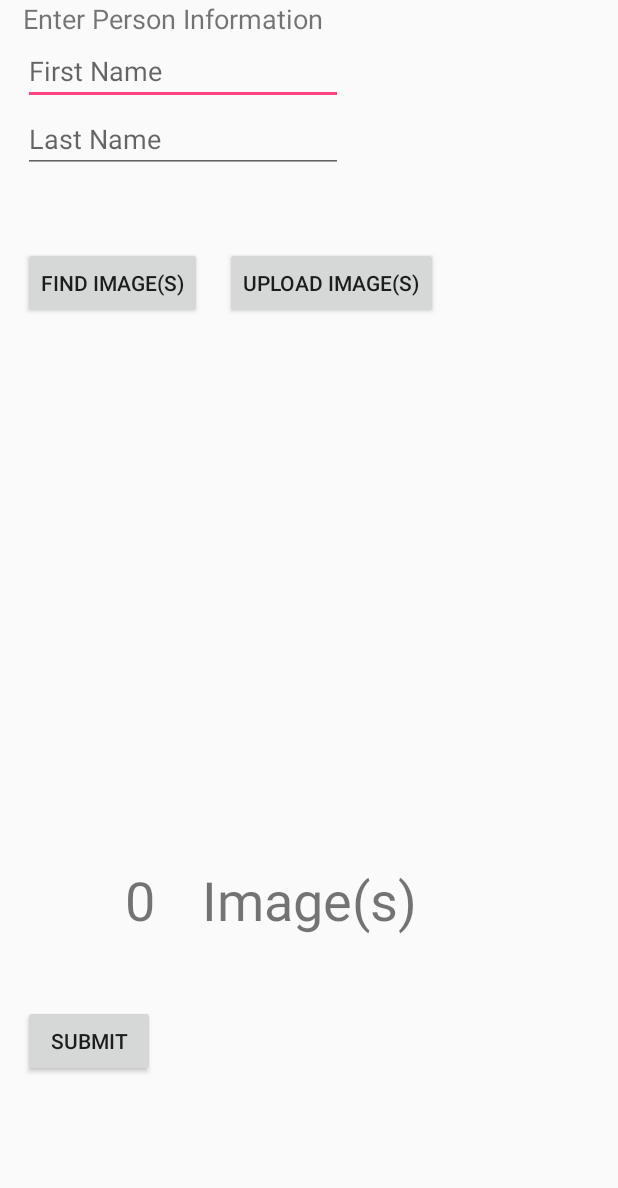
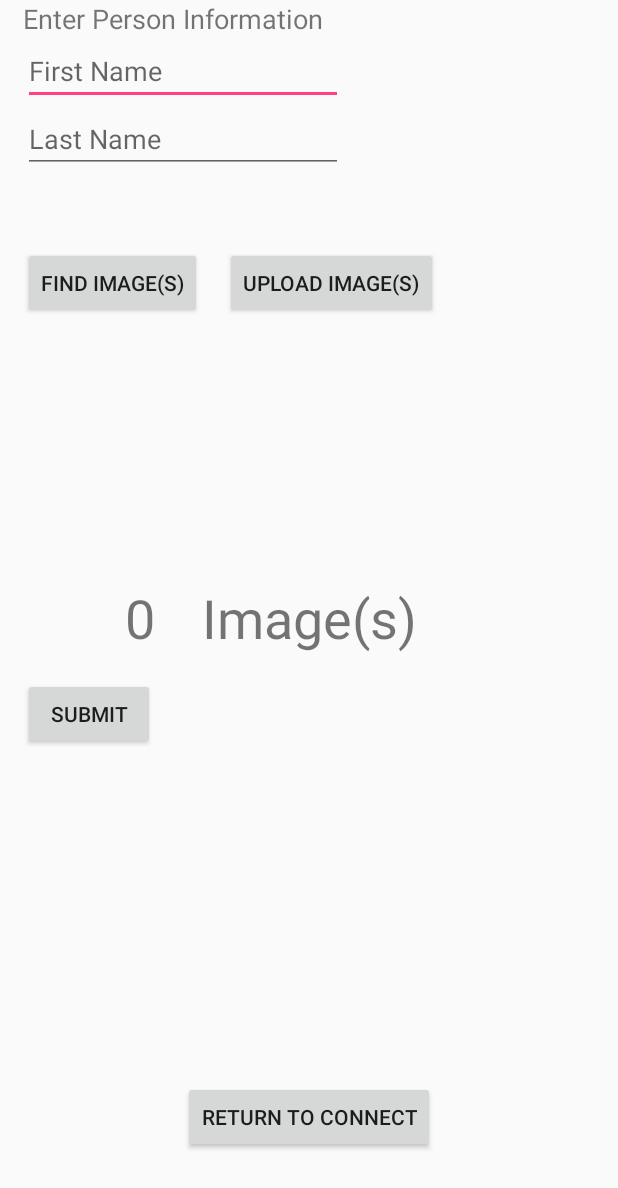
Before and after one commit to tnyyssela/Polly2, an Android app: the screen it shows after launch (ConfigureSearchSubjectActivity), after a tap on "FIND PERSON", on a phone screen of 412 x 824 dp. Shown: the top 1188 px of the screen. Run offline under Robolectric (Android 15) with nearby library versions, the phone set to English and light mode, and no system bars; libraries missing offline, so code that uses them is left out: dji.common.error, dji.sdk.base, dji.sdk.camera, dji.sdk.products, dji.sdk.sdkmanager; 1 statement that could not run was skipped.

Commit message:
add call to train person group to solidify changes in AI before initiating tracking

```diff
--- a/PollyDroid/app/src/main/AndroidManifest.xml
+++ b/PollyDroid/app/src/main/AndroidManifest.xml
@@ -89,6 +89,7 @@
         <service android:name=".IdentifyFacePersonService" android:exported="false"/>
         <service android:name=".AddFaceToPersonService" android:exported="false"/>
         <service android:name=".AddPersonService" android:exported="false"/>
+        <service android:name=".TrainPersonGroupService" android:exported="false"/>
 
     </application>
 
--- a/PollyDroid/app/src/main/java/com/slalom/polly/ConfigureSearchSubjectActivity.java
+++ b/PollyDroid/app/src/main/java/com/slalom/polly/ConfigureSearchSubjectActivity.java
@@ -5,10 +5,7 @@ import android.content.ClipData;
 import android.content.Intent;
 import android.graphics.Bitmap;
 import android.graphics.BitmapFactory;
-import android.graphics.Canvas;
-import android.graphics.ColorMatrix;
-import android.graphics.ColorMatrixColorFilter;
-import android.graphics.Paint;
+
 import android.net.Uri;
 import android.os.Bundle;
 import android.os.Handler;
@@ -19,31 +16,27 @@ import android.widget.EditText;
 import android.widget.TextView;
 import android.widget.Toast;
 
-import org.opencv.core.Mat;
-import org.opencv.core.MatOfByte;
-import org.opencv.imgcodecs.Imgcodecs;
-import org.opencv.imgproc.Imgproc;
-
 import java.io.ByteArrayOutputStream;
 import java.io.InputStream;
 import java.util.ArrayList;
 import java.util.HashMap;
 import java.util.Map;
 
-public class ConfigureSearchSubjectActivity extends Activity implements ServiceResultReceiver.Receiver {
+public class ConfigureSearchSubjectActivity extends Activity implements View.OnClickListener, ServiceResultReceiver.Receiver {
     //Image loading result to pass to startActivityForResult method
     public static final int LOAD_IMAGE_RESULTS = 1;
-
+    private static final String TAG = "ConfigureSearchActivity";
 
     private ServiceResultReceiver serviceReceiver;
     private Handler handler;
 
-    private Button uploadImagesButton;
-    private Button findImagesButton;
-    private Button submitButton;
+    private Button trackPersonButton;
     private EditText firstNameInput;
     private EditText lastNameInput;
     private TextView imageCountText;
+
+    private String personName;
+    private String personId;
 
     private ArrayList<byte[]> faceBuffers;
     private Map<String, Integer> faceMap;
@@ -70,12 +63,25 @@ public class ConfigureSearchSubjectActivity extends Activity implements ServiceR
 
         imageCountText = (TextView)findViewById(R.id.text_image_count);
 
-        uploadImagesButton = (Button)findViewById(R.id.btn_upload_images);
+        trackPersonButton = (Button)findViewById(R.id.btn_track_person);
 
-        uploadImagesButton.setOnClickListener(new View.OnClickListener() {
+    }
 
-            @Override
-            public void onClick(View arg0) {
+    @Override
+    public void onClick(View v) {
+        switch (v.getId()) {
+
+            case R.id.btn_find_images: {
+                if(firstNameInput.getText().length() <= 0 || lastNameInput.getText().length() <= 0) {
+                    showToast("Enter a name.");
+                    return;
+                }
+
+                //FIND IMAGES VIA SOCIAL MEDIA INTEGRATION
+                showToast("Not implemented yet, use upload function instead.");
+                break;
+            }
+            case R.id.btn_upload_images: {
                 if(firstNameInput.getText().length() <= 0 || lastNameInput.getText().length() <= 0) {
                     showToast("please enter a name");
                     return;
@@ -86,31 +92,9 @@ public class ConfigureSearchSubjectActivity extends Activity implements ServiceR
                 intent.putExtra(Intent.EXTRA_ALLOW_MULTIPLE, true);
                 intent.setAction(Intent.ACTION_GET_CONTENT);
                 startActivityForResult(Intent.createChooser(intent,"Select Picture"), LOAD_IMAGE_RESULTS);
+                break;
             }
-        });
-
-        findImagesButton = (Button)findViewById(R.id.btn_find_images);
-
-        findImagesButton.setOnClickListener(new View.OnClickListener() {
-
-            @Override
-            public void onClick(View arg0) {
-                if(firstNameInput.getText().length() <= 0 || lastNameInput.getText().length() <= 0) {
-                    showToast("Enter a name.");
-                    return;
-                }
-
-                //FIND IMAGES VIA SOCIAL MEDIA INTEGRATION
-                showToast("Not implemented yet, use upload function instead.");
-            }
-        });
-
-        submitButton = (Button)findViewById(R.id.btn_submit);
-
-        submitButton.setOnClickListener(new View.OnClickListener() {
-
-            @Override
-            public void onClick(View arg0) {
+            case R.id.btn_submit: {
                 if(firstNameInput.getText().length() <= 0 || lastNameInput.getText().length() <= 0) {
                     showToast("Enter a name.");
                     return;
@@ -121,12 +105,41 @@ public class ConfigureSearchSubjectActivity extends Activity implements ServiceR
                 }
 
                 submitImagesForProcessing();
+                break;
+            }
+            case R.id.btn_track_person: {
+                if (personName == null || personId == null) {
+                    showToast("Person not identified, upload or find images.");
+                    return;
+                }
 
+                Intent intent = new Intent(this, ConnectionActivity.class);
+                intent.putExtra("personName", personName);
+                intent.putExtra("personId", personId);
+
+                startActivity(intent);
+
+                break;
             }
-        });
+            default:
+                break;
+        }
+    }
 
+    @Override
+    public void onResume() {
+        Log.e(TAG, "onResume");
+        super.onResume();
+        serviceReceiver.setReceiver(this);
+    }
 
+    @Override
+    public void onPause() {
+        Log.e(TAG, "onPause");
+        super.onPause();
+        serviceReceiver.setReceiver(null);
     }
+
 
     @Override
     protected void onActivityResult(int requestCode, int resultCode, Intent data) {
@@ -157,7 +170,7 @@ public class ConfigureSearchSubjectActivity extends Activity implements ServiceR
                 imageCountText.setText("" + remainingImagesToProcess);
 
             } catch (Exception e) {
-                Log.i("SearchActivity", e.getMessage());
+                Log.i(TAG, e.getMessage());
             }
         }
     }
@@ -219,7 +232,7 @@ public class ConfigureSearchSubjectActivity extends Activity implements ServiceR
                 faceBuffers.add(i, faceBuffer);
             }
         } catch (Exception e) {
-            Log.i("SearchActivity", e.getMessage());
+            Log.i(TAG, e.getMessage());
         }
 
     }
@@ -284,7 +297,7 @@ public class ConfigureSearchSubjectActivity extends Activity implements ServiceR
             }
 
         } catch (Exception e) {
-            Log.i("SearchActivity", e.getMessage());
+            Log.i(TAG, e.getMessage());
         }
 
     }
@@ -300,14 +313,14 @@ public class ConfigureSearchSubjectActivity extends Activity implements ServiceR
                 faceMap.put(faceId, faceBufferIndex);
             }
 
-            Log.i("SearchActivity", "faces retrieved");
+            Log.i(TAG, "faces retrieved");
 
-            if (faceIds == null || faceIds.length < 1) {
-                Log.i("SearchActivity", "no face ids");
+            if (faceIds.length < 1) {
+                Log.i(TAG, "no face ids");
                 return;
             }
 
-            Log.i("SearchActivity", "start identify service");
+            Log.i(TAG, "start identify service");
 
             if (remainingImagesToProcess <= 0) {
                 showToast(faceMap.size() + " face(s) found.");
@@ -330,7 +343,7 @@ public class ConfigureSearchSubjectActivity extends Activity implements ServiceR
             }
 
         } catch (Exception e) {
-            Log.i("SearchActivity", e.getMessage());
+            Log.i(TAG, e.getMessage());
         }
 
     }
@@ -351,7 +364,7 @@ public class ConfigureSearchSubjectActivity extends Activity implements ServiceR
             startService(identifyFaceGroupIntent);
 
         } catch (Exception e) {
-            Log.i("SearchActivity", e.getMessage());
+            Log.i(TAG, e.getMessage());
         }
 
     }
@@ -380,14 +393,11 @@ public class ConfigureSearchSubjectActivity extends Activity implements ServiceR
                 startService(addPersonIntent);
 
             } else {
-                //ADD FACES TO PERSON
                 addFacesToPerson(faceIds, personId);
             }
 
-
-
         } catch (Exception e) {
-            Log.i("SearchActivity", e.getMessage());
+            Log.i(TAG, e.getMessage());
         }
     }
 
@@ -397,12 +407,10 @@ public class ConfigureSearchSubjectActivity extends Activity implements ServiceR
             String personId = data.getString(AddPersonService.PERSON_ID_EXTRA_KEY);
             String[] faceIds = data.getStringArray(AddPersonService.FACE_IDS_EXTRA_KEY);
 
-
             addFacesToPerson(faceIds, personId);
 
-
         } catch (Exception e) {
-            Log.i("SearchActivity", e.getMessage());
+            Log.i(TAG, e.getMessage());
         }
 
     }
@@ -410,9 +418,18 @@ public class ConfigureSearchSubjectActivity extends Activity implements ServiceR
 
     private void handleAddFaceToPerson(Bundle data) {
         try {
-            Log.i("SearchActivity", "Added face to person");
+            Log.i(TAG, "Added face to person");
+            personId = data.getString(AddFaceToPersonService.PERSON_ID_EXTRA_KEY);
+            personName = data.getString(AddFaceToPersonService.PERSON_NAME_EXTRA_KEY);
+
+            trackPersonButton.setText("Track " + personName);
+
+            Intent trainPersonGroupService = new Intent(Intent.ACTION_SYNC, null, this, TrainPersonGroupService.class);
+            trainPersonGroupService.putExtra(ServiceResultReceiver.RECEIVER_KEY, serviceReceiver);
+
+            startService(trainPersonGroupService);
         } catch (Exception e) {
-            Log.i("SearchActivity", e.getMessage());
+            Log.i(TAG, e.getMessage());
         }
     }
 
@@ -429,7 +446,6 @@ public class ConfigureSearchSubjectActivity extends Activity implements ServiceR
             startService(addFaceToPersonIntent);
         }
 
-        showToast("Faces registered to target person");
     }
 
 
--- a/PollyDroid/app/src/main/java/com/slalom/polly/ConnectionActivity.java
+++ b/PollyDroid/app/src/main/java/com/slalom/polly/ConnectionActivity.java
@@ -6,24 +6,18 @@ import android.content.BroadcastReceiver;
 import android.content.Context;
 import android.content.Intent;
 import android.content.IntentFilter;
-import android.content.res.Resources;
 import android.os.Build;
 import android.os.Bundle;
-import android.os.Handler;
 import android.support.v4.app.ActivityCompat;
 import android.util.Log;
 import android.view.View;
 import android.widget.Button;
 import android.widget.TextView;
-import android.widget.Toast;
-
-import java.io.InputStream;
-import java.util.UUID;
 
 import dji.sdk.base.BaseProduct;
 import dji.sdk.products.Aircraft;
 
-public class ConnectionActivity extends Activity implements View.OnClickListener /*, ServiceResultReceiver.Receiver*/ {
+public class ConnectionActivity extends Activity implements View.OnClickListener {
 
     private static final String TAG = ConnectionActivity.class.getName();
 
@@ -31,13 +25,10 @@ public class ConnectionActivity extends Activity implements View.OnClickListener
     private TextView mTextProduct;
     private Button mBtnOpen;
 
-//    private ServiceResultReceiver serviceReceiver;
 
     @Override
     protected void onCreate(Bundle savedInstanceState) {
         super.onCreate(savedInstanceState);
-
-//        serviceReceiver = new ServiceResultReceiver(new Handler());
 
         // When the compile and target version is higher than 22, please request the
         // following permissions at runtime to ensure the
@@ -59,8 +50,6 @@ public class ConnectionActivity extends Activity implements View.OnClickListener
 
         initUI();
 
-//        testFaceServices();
-
         // Register the broadcast receiver for receiving the device connection's changes.
         IntentFilter filter = new IntentFilter();
         filter.addAction(PollyApplication.FLAG_CONNECTION_CHANGE);
@@ -71,14 +60,12 @@ public class ConnectionActivity extends Activity implements View.OnClickListener
     public void onResume() {
         Log.e(TAG, "onResume");
         super.onResume();
-//        serviceReceiver.setReceiver(this);
     }
 
     @Override
     public void onPause() {
         Log.e(TAG, "onPause");
         super.onPause();
-//        serviceReceiver.setReceiver(null);
     }
 
     @Override
@@ -147,7 +134,20 @@ public class ConnectionActivity extends Activity implements View.OnClickListener
         switch (v.getId()) {
 
             case R.id.btn_open: {
+
+                String personId = this.getIntent().getStringExtra("personId");
+                String personName = this.getIntent().getStringExtra("personName");
+
+
                 Intent intent = new Intent(this, MainActivity.class);
+
+                if (personId != null) {
+                    intent.putExtra("personId", personId);
+                }
+                if (personName != null) {
+                    intent.putExtra("personName", personName);
+                }
+
                 startActivity(intent);
                 break;
             }
@@ -160,101 +160,4 @@ public class ConnectionActivity extends Activity implements View.OnClickListener
                 break;
         }
     }
-
-
-    /*
-    @Override
-    public void onReceiveServiceResult(int serviceCode, int resultCode, Bundle resultData) {
-
-        if (serviceCode == ServiceCodes.DetectFace) {
-            switch (resultCode) {
-                case DetectFaceService.ERROR_CODE:
-//                    handleError(data);
-                    showToast("detect face error");
-                    break;
-                case DetectFaceService.SUCCESS_CODE:
-                    handleDetectFace(resultData);
-                    break;
-            }
-        }
-        if (serviceCode == ServiceCodes.IdentifyFace) {
-            switch (resultCode) {
-                case IdentifyFacePersonService.ERROR_CODE:
-//                    handleError(data);
-                    showToast("identify face error");
-                    break;
-                case IdentifyFacePersonService.SUCCESS_CODE:
-                    handleIdentifyFace(resultData);
-                    break;
-            }
-        }
-    }
-
-    private void handleDetectFace(Bundle data) {
-        showToast("face(s) detected");
-
-        ParcelableFace[] faces = (ParcelableFace[]) data.getParcelableArray(DetectFaceService.FACES_EXTRA_KEY);
-
-        String[] faceIds = new String[faces.length];
-
-        for (int i = 0; i < faces.length; i++) {
-            faceIds[i] = faces[i].faceId.toString();
-        }
-
-        try {
-            Intent identifyFaceIntent = new Intent(Intent.ACTION_SYNC, null, this, IdentifyFacePersonService.class);
-            identifyFaceIntent.putExtra(ServiceResultReceiver.RECEIVER_KEY, serviceReceiver);
-            identifyFaceIntent.putExtra(IdentifyFacePersonService.FACE_IDS_EXTRA_KEY, faceIds);
-
-            startService(identifyFaceIntent);
-
-            showToast("identifying faces...");
-
-        } catch (Exception e) {
-            e.printStackTrace();
-        }
-
-    }
-
-    private void handleIdentifyFace(Bundle data) {
-        String name = data.getString(IdentifyFacePersonService.NAME_EXTRA_KEY);
-        if(name != null) {
-            showToast(name);
-        } else {
-            showToast("name not found");
-        }
-
-    }
-
-    public void showToast(final String msg) {
-        runOnUiThread(new Runnable() {
-            public void run() {
-                Toast.makeText(ConnectionActivity.this, msg, Toast.LENGTH_SHORT).show();
-            }
-        });
-    }
-
-    private void testFaceServices() {
-        try {
-            Resources res = getResources();
-            InputStream ins = res.openRawResource(R.raw.face);
-
-            byte[] buffer = new byte[188092];
-
-            ins.read(buffer);
-            ins.close();
-
-            Intent detectFaceIntent = new Intent(Intent.ACTION_SYNC, null, this, DetectFaceService.class);
-            detectFaceIntent.putExtra(ServiceResultReceiver.RECEIVER_KEY, serviceReceiver);
-
-            detectFaceIntent.putExtra(DetectFaceService.FACE_BUFFER_EXTRA_KEY, buffer);
-            startService(detectFaceIntent);
-
-            showToast("detecting faces...");
-        }
-        catch(Exception e) {
-            System.out.println(e.getMessage());
-        }
-    }
-    */
 }
--- a/PollyDroid/app/src/main/java/com/slalom/polly/ServiceCodes.java
+++ b/PollyDroid/app/src/main/java/com/slalom/polly/ServiceCodes.java
@@ -11,4 +11,5 @@ public class ServiceCodes {
     public static final int IdentifyFacePerson = 1003;
     public static final int AddPerson = 1004;
     public static final int AddFaceToPerson = 1005;
+    public static final int TrainPersonGroup = 1006;
 }
--- a/PollyDroid/app/src/main/res/layout/activity_configure_search_subject.xml
+++ b/PollyDroid/app/src/main/res/layout/activity_configure_search_subject.xml
@@ -38,11 +38,12 @@
         android:id="@+id/btn_find_images"
         android:layout_width="wrap_content"
         android:layout_height="wrap_content"
+        android:layout_alignParentStart="true"
+        android:layout_below="@+id/input_last_name"
+        android:layout_marginStart="15dp"
         android:layout_marginTop="49dp"
-        android:text="Find Image(s)"
-        android:layout_below="@+id/input_last_name"
-        android:layout_alignParentStart="true"
-        android:layout_marginStart="15dp" />
+        android:onClick="onClick"
+        android:text="Find Image(s)" />
 
     <Button
         android:id="@+id/btn_upload_images"
@@ -52,6 +53,7 @@
         android:layout_alignBottom="@+id/btn_find_images"
         android:layout_marginStart="15dp"
         android:layout_toEndOf="@+id/btn_find_images"
+        android:onClick="onClick"
         android:text="Upload Image(s)" />
 
 
@@ -59,29 +61,39 @@
         android:id="@+id/btn_submit"
         android:layout_width="wrap_content"
         android:layout_height="wrap_content"
+        android:onClick="onClick"
         android:text="Submit"
-        android:layout_alignParentBottom="true"
+        android:layout_below="@+id/textView4"
         android:layout_alignStart="@+id/btn_find_images"
-        android:layout_marginBottom="106dp" />
+        android:layout_marginTop="16dp" />
 
     <TextView
         android:id="@+id/textView4"
         android:layout_width="wrap_content"
         android:layout_height="wrap_content"
+        android:text="Image(s)"
+        android:textSize="36sp"
         android:layout_alignBaseline="@+id/text_image_count"
         android:layout_alignBottom="@+id/text_image_count"
-        android:layout_toEndOf="@+id/btn_find_images"
-        android:text="Image(s)"
-        android:textSize="36sp" />
+        android:layout_toEndOf="@+id/btn_find_images" />
 
     <TextView
         android:id="@+id/text_image_count"
         android:layout_width="wrap_content"
         android:layout_height="wrap_content"
-        android:layout_above="@+id/btn_submit"
-        android:layout_alignEnd="@+id/btn_submit"
-        android:layout_marginBottom="46dp"
         android:text="0"
-        android:textSize="36sp" />
+        android:textSize="36sp"
+        android:layout_centerVertical="true"
+        android:layout_alignEnd="@+id/btn_submit" />
+
+    <Button
+        android:id="@+id/btn_track_person"
+        android:layout_width="wrap_content"
+        android:layout_height="wrap_content"
+        android:layout_alignParentBottom="true"
+        android:layout_centerHorizontal="true"
+        android:layout_marginBottom="55dp"
+        android:onClick="onClick"
+        android:text="Return to connect" />
 
 </RelativeLayout>
```
Also changed, not shown: PollyDroid/app/src/main/java/com/slalom/polly/AddFaceToPersonService.java (+8 -3 lines), PollyDroid/app/src/main/java/com/slalom/polly/MainActivity.java (+24 -5 lines), PollyDroid/app/src/main/java/com/slalom/polly/TrainPersonGroupService.java (added, +87 -0 lines).
